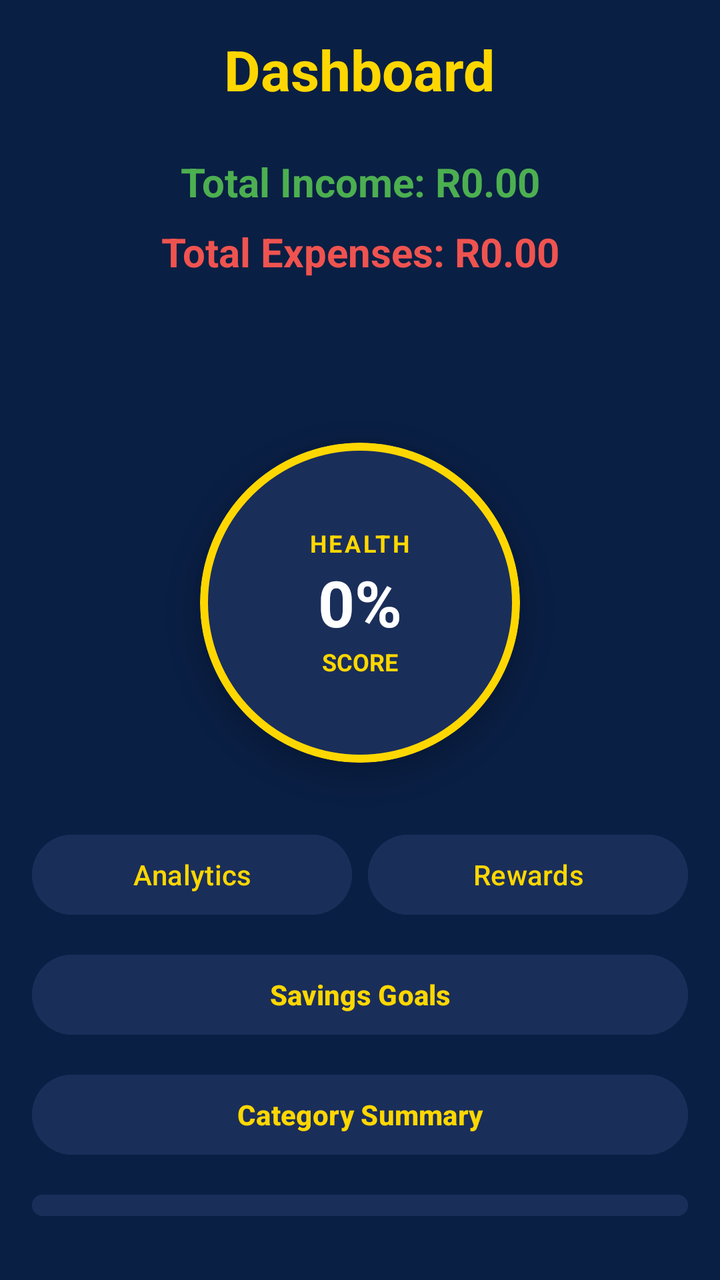
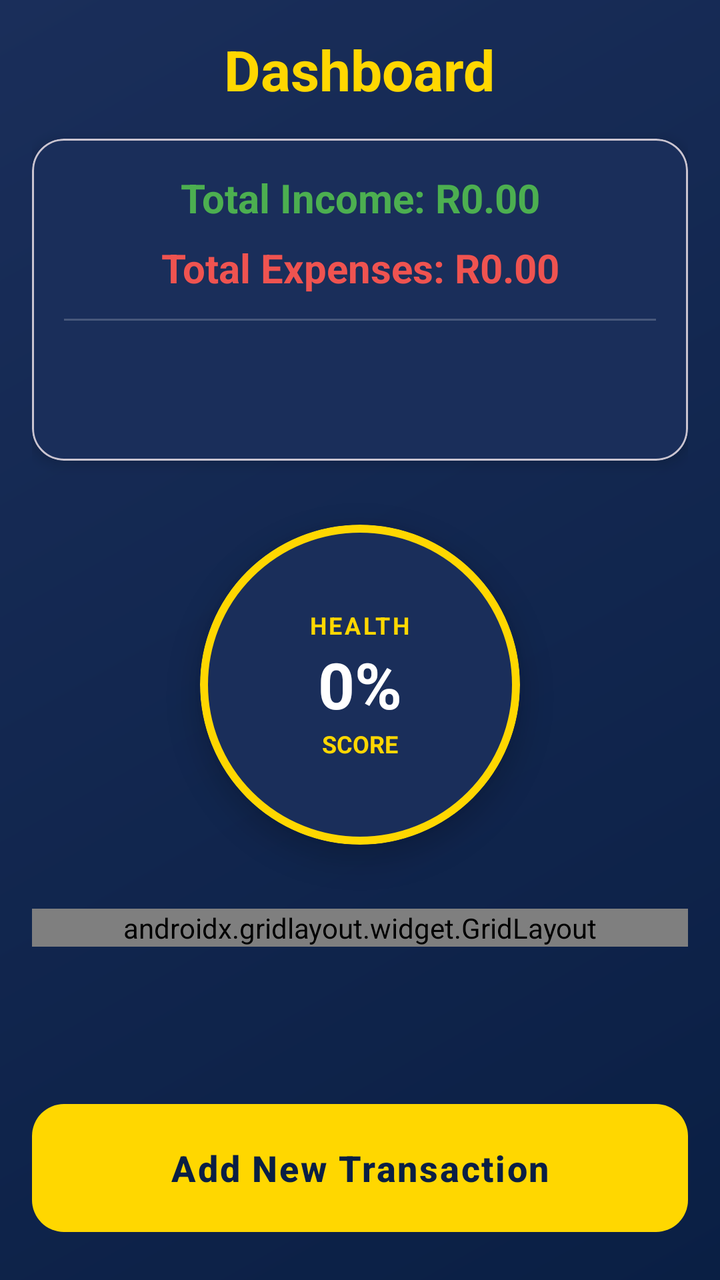

An Android layout rendered at two revisions. The XML below is the earlier revision; the diff shows what the commit changed to produce the second picture.
<!-- AndroidManifest.xml: application theme Theme.CoinQuest -->
<!-- res/layout/activity_dashboard.xml -->
<LinearLayout xmlns:android="http://schemas.android.com/apk/res/android"
    xmlns:app="http://schemas.android.com/apk/res-auto"
    android:layout_width="match_parent"
    android:layout_height="match_parent"
    android:orientation="vertical"
    android:padding="16dp"
    android:background="#0A1F44"
    android:fitsSystemWindows="true">

    <TextView
        android:layout_width="wrap_content"
        android:layout_height="wrap_content"
        android:text="@string/dashboard"
        style="@style/TextAppearance.CoinQuest.Headline"
        android:layout_gravity="center"
        android:layout_marginBottom="24dp"/>

    <TextView
        android:id="@+id/tvIncome"
        android:layout_width="match_parent"
        android:layout_height="wrap_content"
        android:text="@string/total_income_r0_00"
        android:textColor="#4CAF50"
        android:textSize="@dimen/text_size_title"
        android:textStyle="bold"
        android:gravity="center"
        android:layout_marginBottom="8dp"/>

    <TextView
        android:id="@+id/tvExpenses"
        android:layout_width="match_parent"
        android:layout_height="wrap_content"
        android:layout_marginBottom="8dp"
        android:text="@string/total_expenses_r0_00"
        android:textColor="#EF5350"
        android:textSize="@dimen/text_size_title"
        android:textStyle="bold"
        android:gravity="center" />

    <TextView
        android:id="@+id/tvIncomeGoalStatus"
        android:layout_width="match_parent"
        android:layout_height="wrap_content"
        style="@style/TextAppearance.CoinQuest.Body"
        android:textSize="@dimen/text_size_label"
        android:gravity="center"
        android:layout_marginBottom="4dp"/>

    <TextView
        android:id="@+id/tvExpenseGoalStatus"
        android:layout_width="match_parent"
        android:layout_height="wrap_content"
        style="@style/TextAppearance.CoinQuest.Body"
        android:textSize="@dimen/text_size_label"
        android:gravity="center"
        android:layout_marginBottom="16dp"/>

    <com.google.android.material.card.MaterialCardView
        android:id="@+id/scoreBadge"
        android:layout_width="160dp"
        android:layout_height="160dp"
        android:layout_gravity="center"
        android:layout_marginTop="16dp"
        android:layout_marginBottom="32dp"
        app:cardCornerRadius="80dp"
        app:cardBackgroundColor="#1A2E5A"
        app:strokeColor="#FFD700"
        app:strokeWidth="4dp"
        app:cardElevation="8dp">

        <LinearLayout
            android:layout_width="match_parent"
            android:layout_height="match_parent"
            android:gravity="center"
            android:orientation="vertical">

            <TextView
                android:layout_width="wrap_content"
                android:layout_height="wrap_content"
                android:text="@string/health"
                android:textColor="#FFD700"
                android:textSize="12sp"
                android:textStyle="bold"
                android:letterSpacing="0.1" />

            <TextView
                android:id="@+id/tvScore"
                android:layout_width="wrap_content"
                android:layout_height="wrap_content"
                android:textColor="#FFFFFF"
                android:textSize="32sp"
                android:textStyle="bold"
                android:text="@string/default_score"/>

            <TextView
                android:layout_width="wrap_content"
                android:layout_height="wrap_content"
                android:text="@string/score"
                android:textColor="#FFD700"
                android:textSize="12sp"
                android:textStyle="bold" />
        </LinearLayout>
    </com.google.android.material.card.MaterialCardView>

    <LinearLayout
        android:layout_width="match_parent"
        android:layout_height="wrap_content"
        android:orientation="horizontal"
        android:layout_marginBottom="12dp">

        <Button
            android:id="@+id/btnAnalytics"
            android:layout_width="0dp"
            android:layout_height="wrap_content"
            android:layout_weight="1"
            android:text="Analytics"
            android:backgroundTint="#1A2E5A"
            android:textColor="#FFD700"
            android:layout_marginEnd="4dp"
            android:textAllCaps="false"/>

        <Button
            android:id="@+id/btnGamification"
            android:layout_width="0dp"
            android:layout_height="wrap_content"
            android:layout_weight="1"
            android:text="Rewards"
            android:backgroundTint="#1A2E5A"
            android:textColor="#FFD700"
            android:layout_marginStart="4dp"
            android:textAllCaps="false"/>
    </LinearLayout>

    <Button
        android:id="@+id/btnSavings"
        android:layout_width="match_parent"
        android:layout_height="wrap_content"
        android:text="Savings Goals"
        android:backgroundTint="#1A2E5A"
        android:textColor="#FFD700"
        android:textStyle="bold"
        android:textAllCaps="false"
        android:layout_marginBottom="12dp"/>

    <Button
        android:id="@+id/btnCategorySummary"
        android:layout_width="match_parent"
        android:layout_height="wrap_content"
        android:text="@string/category_summary"
        android:backgroundTint="#1A2E5A"
        android:textColor="#FFD700"
        android:textStyle="bold"
        android:textAllCaps="false"
        android:layout_marginBottom="12dp"/>

    <Button
        android:id="@+id/btnViewHistory"
        android:layout_width="match_parent"
        android:layout_height="wrap_content"
        android:text="@string/view_history"
        android:backgroundTint="#1A2E5A"
        android:textColor="#FFD700"
        android:textStyle="bold"
        android:textAllCaps="false"
        android:layout_marginBottom="12dp"/>

     <Button
        android:id="@+id/btnSetGoals"
        android:layout_width="match_parent"
        android:layout_height="wrap_content"
        android:text="@string/set_goals"
        android:backgroundTint="#1A2E5A"
        android:textColor="#FFD700"
        android:textStyle="bold"
        android:textAllCaps="false"
        android:layout_marginBottom="12dp"/>

    <Button
        android:id="@+id/btnAddTransaction"
        android:layout_width="match_parent"
        android:layout_height="wrap_content"
        android:text="@string/add_new_transaction"
        android:backgroundTint="#FFD700"
        android:textColor="#0A1F44"
        android:textStyle="bold"
        android:textAllCaps="false"/>

</LinearLayout>
<!-- resources referenced by this layout -->
<resources>
  <dimen name="text_size_label">14sp</dimen>
  <dimen name="text_size_title">20sp</dimen>
  <string name="add_new_transaction">Add New Transaction</string>
  <string name="category_summary">Category Summary</string>
  <string name="dashboard">Dashboard</string>
  <string name="default_score">0%</string>
  <string name="health">HEALTH</string>
  <string name="score">SCORE</string>
  <string name="set_goals">Set Goals</string>
  <string name="total_expenses_r0_00">Total Expenses: R0.00</string>
  <string name="total_income_r0_00">Total Income: R0.00</string>
  <string name="view_history">View History</string>
  <style name="TextAppearance.CoinQuest.Body" parent="TextAppearance.Material3.BodyLarge">
          <item name="android:textSize">@dimen/text_size_body</item>
          <item name="android:textStyle">normal</item>
          <item name="android:textColor">@color/white</item>
      </style>
  <style name="TextAppearance.CoinQuest.Headline" parent="TextAppearance.Material3.HeadlineLarge">
          <item name="android:textSize">@dimen/text_size_headline</item>
          <item name="android:textStyle">bold</item>
          <item name="android:textColor">@color/gold</item>
      </style>
  <style name="Theme.CoinQuest" parent="Base.Theme.CoinQuest" />
  <dimen name="text_size_body">16sp</dimen>
  <color name="white">#FFFFFF</color>
  <dimen name="text_size_headline">28sp</dimen>
  <color name="gold">#FFD700</color>
  <style name="Base.Theme.CoinQuest" parent="Theme.Material3.DayNight.NoActionBar">
          <item name="colorPrimary">@color/gold</item>
          <item name="colorOnPrimary">@color/navy</item>
          <item name="android:statusBarColor">@color/navy</item>
  
          
          <item name="textAppearanceHeadlineLarge">@style/TextAppearance.CoinQuest.Headline</item>
          <item name="textAppearanceTitleLarge">@style/TextAppearance.CoinQuest.Title</item>
          <item name="textAppearanceBodyLarge">@style/TextAppearance.CoinQuest.Body</item>
      </style>
  <color name="navy">#0A1F44</color>
  <style name="TextAppearance.CoinQuest.Title" parent="TextAppearance.Material3.TitleLarge">
          <item name="android:textSize">@dimen/text_size_title</item>
          <item name="android:textStyle">bold</item>
          <item name="android:textColor">@color/white</item>
      </style>
</resources>

<!-- the commit's change to res/layout/activity_dashboard.xml (unified diff, before → after) -->
@@ -4,7 +4,6 @@
     android:layout_height="match_parent"
     android:orientation="vertical"
     android:padding="16dp"
-    android:background="#0A1F44"
     android:fitsSystemWindows="true">
 
     <TextView
@@ -13,47 +12,67 @@
         android:text="@string/dashboard"
         style="@style/TextAppearance.CoinQuest.Headline"
         android:layout_gravity="center"
-        android:layout_marginBottom="24dp"/>
-
-    <TextView
-        android:id="@+id/tvIncome"
+        android:layout_marginBottom="16dp"/>
+
+    <com.google.android.material.card.MaterialCardView
         android:layout_width="match_parent"
         android:layout_height="wrap_content"
-        android:text="@string/total_income_r0_00"
-        android:textColor="#4CAF50"
-        android:textSize="@dimen/text_size_title"
-        android:textStyle="bold"
-        android:gravity="center"
-        android:layout_marginBottom="8dp"/>
-
-    <TextView
-        android:id="@+id/tvExpenses"
-        android:layout_width="match_parent"
-        android:layout_height="wrap_content"
-        android:layout_marginBottom="8dp"
-        android:text="@string/total_expenses_r0_00"
-        android:textColor="#EF5350"
-        android:textSize="@dimen/text_size_title"
-        android:textStyle="bold"
-        android:gravity="center" />
-
-    <TextView
-        android:id="@+id/tvIncomeGoalStatus"
-        android:layout_width="match_parent"
-        android:layout_height="wrap_content"
-        style="@style/TextAppearance.CoinQuest.Body"
-        android:textSize="@dimen/text_size_label"
-        android:gravity="center"
-        android:layout_marginBottom="4dp"/>
-
-    <TextView
-        android:id="@+id/tvExpenseGoalStatus"
-        android:layout_width="match_parent"
-        android:layout_height="wrap_content"
-        style="@style/TextAppearance.CoinQuest.Body"
-        android:textSize="@dimen/text_size_label"
-        android:gravity="center"
-        android:layout_marginBottom="16dp"/>
+        android:layout_marginBottom="16dp"
+        app:cardBackgroundColor="#1A2E5A"
+        app:cardElevation="4dp"
+        app:cardCornerRadius="16dp">
+
+        <LinearLayout
+            android:layout_width="match_parent"
+            android:layout_height="wrap_content"
+            android:orientation="vertical"
+            android:padding="16dp">
+
+            <TextView
+                android:id="@+id/tvIncome"
+                android:layout_width="match_parent"
+                android:layout_height="wrap_content"
+                android:text="@string/total_income_r0_00"
+                android:textColor="#4CAF50"
+                android:textSize="@dimen/text_size_title"
+                android:textStyle="bold"
+                android:gravity="center" />
+
+            <TextView
+                android:id="@+id/tvExpenses"
+                android:layout_width="match_parent"
+                android:layout_height="wrap_content"
+                android:text="@string/total_expenses_r0_00"
+                android:textColor="#EF5350"
+                android:textSize="@dimen/text_size_title"
+                android:textStyle="bold"
+                android:gravity="center"
+                android:layout_marginTop="8dp" />
+
+            <View
+                android:layout_width="match_parent"
+                android:layout_height="1dp"
+                android:background="#33FFFFFF"
+                android:layout_marginVertical="12dp" />
+
+            <TextView
+                android:id="@+id/tvIncomeGoalStatus"
+                android:layout_width="match_parent"
+                android:layout_height="wrap_content"
+                style="@style/TextAppearance.CoinQuest.Body"
+                android:textSize="@dimen/text_size_label"
+                android:gravity="center" />
+
+            <TextView
+                android:id="@+id/tvExpenseGoalStatus"
+                android:layout_width="match_parent"
+                android:layout_height="wrap_content"
+                style="@style/TextAppearance.CoinQuest.Body"
+                android:textSize="@dimen/text_size_label"
+                android:gravity="center"
+                android:layout_marginTop="4dp" />
+        </LinearLayout>
+    </com.google.android.material.card.MaterialCardView>
 
     <com.google.android.material.card.MaterialCardView
         android:id="@+id/scoreBadge"
@@ -102,87 +121,81 @@
         </LinearLayout>
     </com.google.android.material.card.MaterialCardView>
 
-    <LinearLayout
+    <androidx.gridlayout.widget.GridLayout
         android:layout_width="match_parent"
         android:layout_height="wrap_content"
-        android:orientation="horizontal"
-        android:layout_marginBottom="12dp">
+        app:columnCount="2"
+        app:alignmentMode="alignMargins"
+        android:layout_marginBottom="16dp">
 
         <Button
             android:id="@+id/btnAnalytics"
             android:layout_width="0dp"
             android:layout_height="wrap_content"
-            android:layout_weight="1"
+            app:layout_columnWeight="1"
             android:text="Analytics"
-            android:backgroundTint="#1A2E5A"
-            android:textColor="#FFD700"
-            android:layout_marginEnd="4dp"
-            android:textAllCaps="false"/>
+            style="@style/Widget.Material3.Button.TonalButton"
+            android:layout_margin="4dp"/>
 
         <Button
             android:id="@+id/btnGamification"
             android:layout_width="0dp"
             android:layout_height="wrap_content"
-            android:layout_weight="1"
+            app:layout_columnWeight="1"
             android:text="Rewards"
-            android:backgroundTint="#1A2E5A"
-            android:textColor="#FFD700"
-            android:layout_marginStart="4dp"
-            android:textAllCaps="false"/>
-    </LinearLayout>
-
-    <Button
-        android:id="@+id/btnSavings"
-        android:layout_width="match_parent"
-        android:layout_height="wrap_content"
-        android:text="Savings Goals"
-        android:backgroundTint="#1A2E5A"
-        android:textColor="#FFD700"
-        android:textStyle="bold"
-        android:textAllCaps="false"
-        android:layout_marginBottom="12dp"/>
-
-    <Button
-        android:id="@+id/btnCategorySummary"
-        android:layout_width="match_parent"
-        android:layout_height="wrap_content"
-        android:text="@string/category_summary"
-        android:backgroundTint="#1A2E5A"
-        android:textColor="#FFD700"
-        android:textStyle="bold"
-        android:textAllCaps="false"
-        android:layout_marginBottom="12dp"/>
-
-    <Button
-        android:id="@+id/btnViewHistory"
-        android:layout_width="match_parent"
-        android:layout_height="wrap_content"
-        android:text="@string/view_history"
-        android:backgroundTint="#1A2E5A"
-        android:textColor="#FFD700"
-        android:textStyle="bold"
-        android:textAllCaps="false"
-        android:layout_marginBottom="12dp"/>
-
-     <Button
-        android:id="@+id/btnSetGoals"
-        android:layout_width="match_parent"
-        android:layout_height="wrap_content"
-        android:text="@string/set_goals"
-        android:backgroundTint="#1A2E5A"
-        android:textColor="#FFD700"
-        android:textStyle="bold"
-        android:textAllCaps="false"
-        android:layout_marginBottom="12dp"/>
+            style="@style/Widget.Material3.Button.TonalButton"
+            android:layout_margin="4dp"/>
+
+        <Button
+            android:id="@+id/btnSavings"
+            android:layout_width="0dp"
+            android:layout_height="wrap_content"
+            app:layout_columnWeight="1"
+            android:text="Savings"
+            style="@style/Widget.Material3.Button.TonalButton"
+            android:layout_margin="4dp"/>
+
+        <Button
+            android:id="@+id/btnCategorySummary"
+            android:layout_width="0dp"
+            android:layout_height="wrap_content"
+            app:layout_columnWeight="1"
+            android:text="Summary"
+            style="@style/Widget.Material3.Button.TonalButton"
+            android:layout_margin="4dp"/>
+
+        <Button
+            android:id="@+id/btnViewHistory"
+            android:layout_width="0dp"
+            android:layout_height="wrap_content"
+            app:layout_columnWeight="1"
+            android:text="History"
+            style="@style/Widget.Material3.Button.TonalButton"
+            android:layout_margin="4dp"/>
+
+        <Button
+            android:id="@+id/btnSetGoals"
+            android:layout_width="0dp"
+            android:layout_height="wrap_content"
+            app:layout_columnWeight="1"
+            android:text="Goals"
+            style="@style/Widget.Material3.Button.TonalButton"
+            android:layout_margin="4dp"/>
+
+    </androidx.gridlayout.widget.GridLayout>
+
+    <View
+        android:layout_width="match_parent"
+        android:layout_height="0dp"
+        android:layout_weight="1" />
 
     <Button
         android:id="@+id/btnAddTransaction"
         android:layout_width="match_parent"
-        android:layout_height="wrap_content"
+        android:layout_height="64dp"
         android:text="@string/add_new_transaction"
-        android:backgroundTint="#FFD700"
-        android:textColor="#0A1F44"
-        android:textStyle="bold"
-        android:textAllCaps="false"/>
+        android:textSize="18sp"
+        app:cornerRadius="16dp"
+        android:layout_marginBottom="8dp"/>
 
 </LinearLayout>
<!-- resource entries referenced after the edit -->
@@ -3,15 +3,12 @@
   <dimen name="text_size_label">14sp</dimen>
   <dimen name="text_size_title">20sp</dimen>
   <string name="add_new_transaction">Add New Transaction</string>
-  <string name="category_summary">Category Summary</string>
   <string name="dashboard">Dashboard</string>
   <string name="default_score">0%</string>
   <string name="health">HEALTH</string>
   <string name="score">SCORE</string>
-  <string name="set_goals">Set Goals</string>
   <string name="total_expenses_r0_00">Total Expenses: R0.00</string>
   <string name="total_income_r0_00">Total Income: R0.00</string>
-  <string name="view_history">View History</string>
   <style name="TextAppearance.CoinQuest.Body" parent="TextAppearance.Material3.BodyLarge">
           <item name="android:textSize">@dimen/text_size_body</item>
           <item name="android:textStyle">normal</item>
@@ -31,17 +28,41 @@
           <item name="colorPrimary">@color/gold</item>
           <item name="colorOnPrimary">@color/navy</item>
           <item name="android:statusBarColor">@color/navy</item>
+          <item name="android:windowBackground">@drawable/bg_main_gradient</item>
   
           
           <item name="textAppearanceHeadlineLarge">@style/TextAppearance.CoinQuest.Headline</item>
           <item name="textAppearanceTitleLarge">@style/TextAppearance.CoinQuest.Title</item>
           <item name="textAppearanceBodyLarge">@style/TextAppearance.CoinQuest.Body</item>
+  
+          
+          <item name="materialButtonStyle">@style/Widget.CoinQuest.Button</item>
       </style>
   <color name="navy">#0A1F44</color>
+  <!-- drawable bg_main_gradient (drawable) -->
+  <?xml version="1.0" encoding="utf-8"?>
+  <shape xmlns:android="http://schemas.android.com/apk/res/android"
+      android:shape="rectangle">
+      <gradient
+          android:startColor="#0A1F44"
+          android:endColor="#1A2E5A"
+          android:angle="135" />
+  </shape>
   <style name="TextAppearance.CoinQuest.Title" parent="TextAppearance.Material3.TitleLarge">
           <item name="android:textSize">@dimen/text_size_title</item>
           <item name="android:textStyle">bold</item>
           <item name="android:textColor">@color/white</item>
       </style>
+  <style name="Widget.CoinQuest.Button" parent="Widget.Material3.Button">
+          <item name="android:insetTop">0dp</item>
+          <item name="android:insetBottom">0dp</item>
+          <item name="shapeAppearanceOverlay">@style/ShapeAppearance.CoinQuest.Button</item>
+          <item name="android:textAllCaps">false</item>
+          <item name="android:textStyle">bold</item>
+          <item name="android:letterSpacing">0.05</item>
+      </style>
+  <style name="ShapeAppearance.CoinQuest.Button" parent="">
+          <item name="cornerSize">12dp</item>
+      </style>
 </resources>
 
